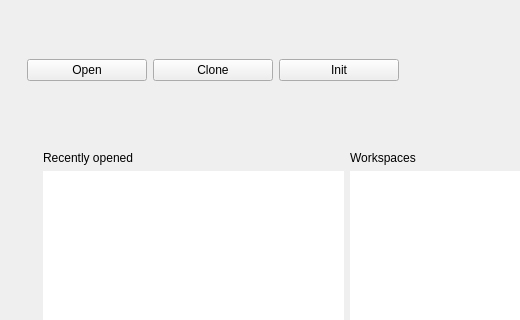
Before: the Qt Designer form component/GuiManager/src/containers/HomeContainer.ui in Sourcerer-Team/Sourcerer, drawn with Qt 5; both pictures show x 0 to 520 and y 0 to 320 of the 693 by 411 pixel window.
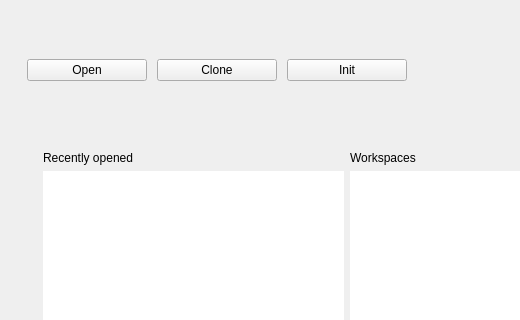
After: the same form once the commit is applied. Custom widgets are drawn as their Qt base class.

Commit message: Adds more space between buttons in home container.

What changed in the file:
```diff
--- a/component/GuiManager/src/containers/HomeContainer.ui
+++ b/component/GuiManager/src/containers/HomeContainer.ui
@@ -23,6 +23,9 @@
       <layout class="QVBoxLayout" name="rightVerticalLayout">
        <item>
         <layout class="QHBoxLayout" name="horizontalLayoutButtons">
+         <property name="spacing">
+          <number>10</number>
+         </property>
          <property name="leftMargin">
           <number>16</number>
          </property>
```
